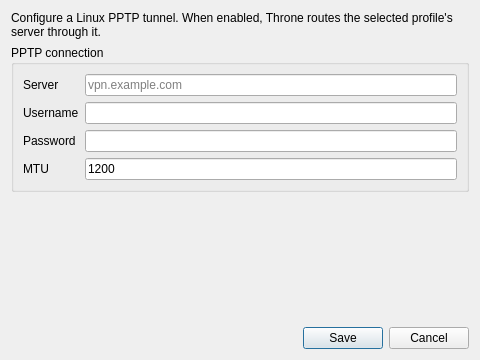
Above: include/ui/setting/dialog_pptp_egress.ui from AL4AL/Throne before the change. Below: the same form after it.
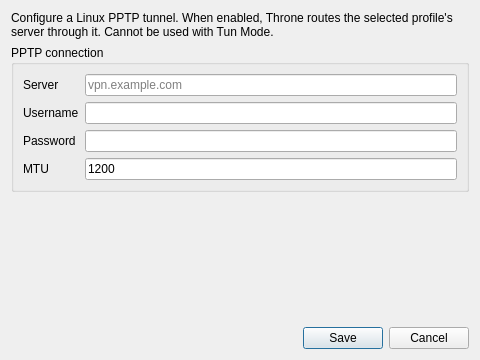
That is the form after the change.

Commit message:
Tighten docs, CI gates, and PPTP start/stop hooks
Collapse fork docs, replace the always-pass P1 script with a real
NUL-safety check, require an explicit Ubuntu deb version, and route
PPTP through PrepareForProfile/CleanupAfterProfile/SystemProxyIgnoreHosts.

Diff of the .ui file:
```diff
--- a/include/ui/setting/dialog_pptp_egress.ui
+++ b/include/ui/setting/dialog_pptp_egress.ui
@@ -17,7 +17,7 @@
    <item>
     <widget class="QLabel" name="status_label">
      <property name="text">
-      <string>Configure a Linux PPTP tunnel. When enabled, Throne routes the selected profile's server through it.</string>
+      <string>Configure a Linux PPTP tunnel. When enabled, Throne routes the selected profile's server through it. Cannot be used with Tun Mode.</string>
      </property>
      <property name="wordWrap">
       <bool>true</bool>
```
The commit also changes 17 other files.
